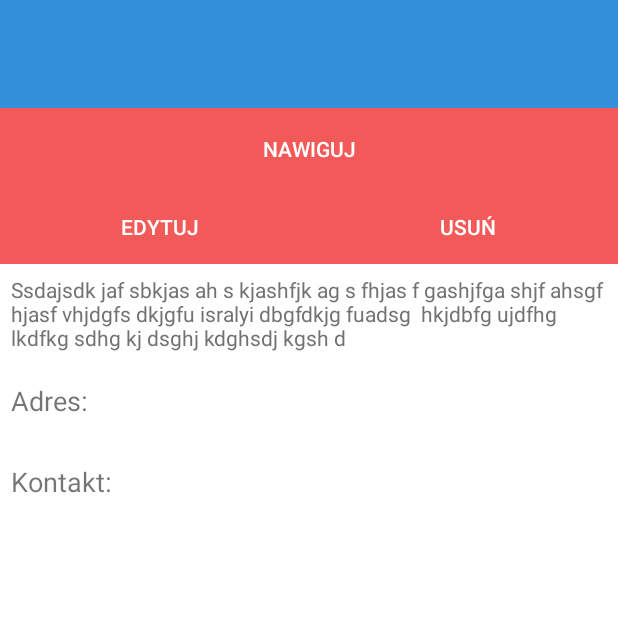
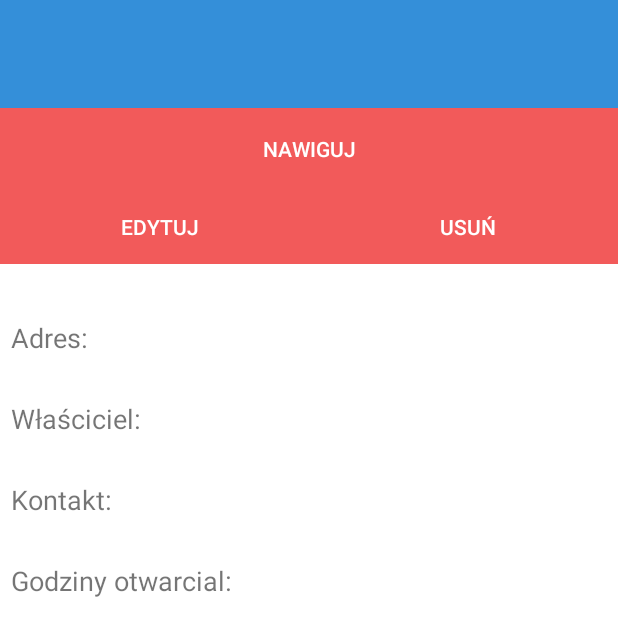
Before and after one commit to intive/AugmentedSzczecin_Android, an Android app: the layout fragment_preview_poi.xml on its own in the app's theme, with its tools: preview values and no code run, on a phone screen of 412 x 824 dp. Shown: the top 636 px of the screen. Run offline under Robolectric (Android 15) with nearby library versions, the phone set to English and light mode, and no system bars.

Commit message:
[WIP] more poi info

```diff
--- a/app/src/main/java/com/blstream/as/fragment/PreviewPoiFragment.java
+++ b/app/src/main/java/com/blstream/as/fragment/PreviewPoiFragment.java
@@ -50,6 +50,7 @@ public class PreviewPoiFragment extends Fragment implements LoaderManager.Loader
     private TextView descriptionTextView;
     private TextView addressTextView;
     private TextView phoneTextView;
+    private TextView ownerTextView;
 
 
     public interface Callbacks {
@@ -73,12 +74,12 @@ public class PreviewPoiFragment extends Fragment implements LoaderManager.Loader
         View fragmentView = inflater.inflate(R.layout.fragment_preview_poi, container, false);
         poiPreviewHeader = (LinearLayout) fragmentView.findViewById(R.id.poiPreviewHeader);
         poiPreviewToolbar = (LinearLayout) fragmentView.findViewById(R.id.poiPreviewToolbar);
-        galleryImageView = (ImageView) fragmentView.findViewById(R.id.poiImage);
         subcategoryTextView = (TextView) fragmentView.findViewById(R.id.subcategoryTextView);
         nameTextView = (TextView) fragmentView.findViewById(R.id.nameTextView);
         descriptionTextView = (TextView) fragmentView.findViewById(R.id.descriptionTextView);
         addressTextView = (TextView) fragmentView.findViewById(R.id.addressTextView);
         phoneTextView = (TextView) fragmentView.findViewById(R.id.phoneTextView);
+        ownerTextView = (TextView) fragmentView.findViewById(R.id.ownerTextView);
 
         return fragmentView;
     }
@@ -175,6 +176,7 @@ public class PreviewPoiFragment extends Fragment implements LoaderManager.Loader
             address += cursor.getString(cursor.getColumnIndex(Address.ZIPCODE));
             addressTextView.setText(address);
             phoneTextView.setText(cursor.getString(cursor.getColumnIndex(Poi.PHONE)));
+            ownerTextView.setText(cursor.getString(cursor.getColumnIndex(Poi.OWNER)));
 
         }
     }
--- a/app/src/main/res/layout/fragment_preview_poi.xml
+++ b/app/src/main/res/layout/fragment_preview_poi.xml
@@ -86,16 +86,7 @@
                     android:id="@+id/descriptionTextView"
                     android:layout_width="match_parent"
                     android:layout_height="match_parent"
-                    android:textColor="@color/dark_gray"
-                    android:text="Ssdajsdk jaf sbkjas ah s kjashfjk ag s fhjas f gashjfga shjf ahsgf hjasf vhjdgfs dkjgfu isralyi dbgfdkjg fuadsg  hkjdbfg ujdfhg lkdfkg sdhg kj dsghj kdghsdj kgsh d " />
-
-                <ImageView
-                    android:layout_width="wrap_content"
-                    android:layout_height="wrap_content"
-                    android:layout_marginTop="@dimen/space_beetwen_elements"
-                    android:id="@+id/poiImage"
-                    android:contentDescription="@string/image_of_place"
-                    android:layout_gravity="center_horizontal" />
+                    android:textColor="@color/dark_gray" />
 
                 <TextView
                     android:layout_width="wrap_content"
@@ -114,12 +105,38 @@
                     android:layout_height="wrap_content"
                     android:layout_marginTop="@dimen/space_beetwen_elements"
                     android:textSize="18dp"
+                    android:text="@string/owner_header" />
+
+                <TextView
+                    android:layout_width="wrap_content"
+                    android:layout_height="wrap_content"
+                    android:id="@+id/ownerTextView" />
+
+                <TextView
+                    android:layout_width="wrap_content"
+                    android:layout_height="wrap_content"
+                    android:layout_marginTop="@dimen/space_beetwen_elements"
+                    android:textSize="18dp"
                     android:text="@string/phone_header" />
 
                 <TextView
                     android:layout_width="wrap_content"
                     android:layout_height="wrap_content"
                     android:id="@+id/phoneTextView" />
+
+                <TextView
+                    android:layout_width="wrap_content"
+                    android:layout_height="wrap_content"
+                    android:layout_marginTop="@dimen/space_beetwen_elements"
+                    android:textSize="18dp"
+                    android:text="@string/opening_header" />
+
+                <TextView
+                    android:layout_width="wrap_content"
+                    android:layout_height="wrap_content"
+                    android:id="@+id/openingTextView" />
+
+
             </LinearLayout>
 
         </LinearLayout>
--- a/app/src/main/res/values/strings.xml
+++ b/app/src/main/res/values/strings.xml
@@ -186,6 +186,13 @@
 
     <string name="address_header">Adres:</string>
     <string name="phone_header">Kontakt:</string>
+    <string name="owner_header">Właściciel:</string>
+    <string name="tag_header">Tagi:</string>
+    <string name="www_header">Adres www:</string>
+    <string name="fanpage_header">Fanpage:</string>
+    <string name="opening_header">Godziny otwarcial:</string>
+    <string name="phone_header">Link do wikipedia:</string>
+    <string name="price_header">Cena:</string>
 
     <string name="price">Cena</string>
     <string name="to">Do:</string>
```
